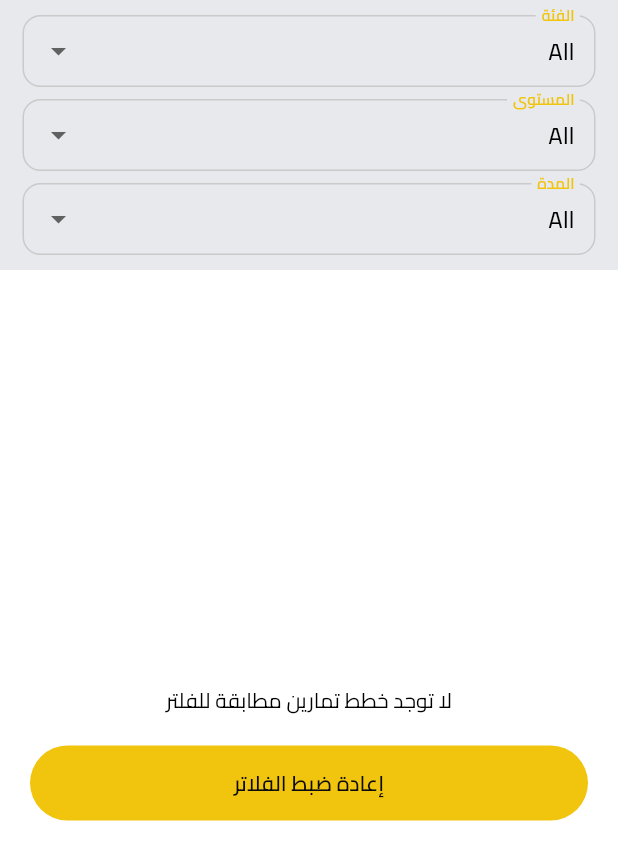
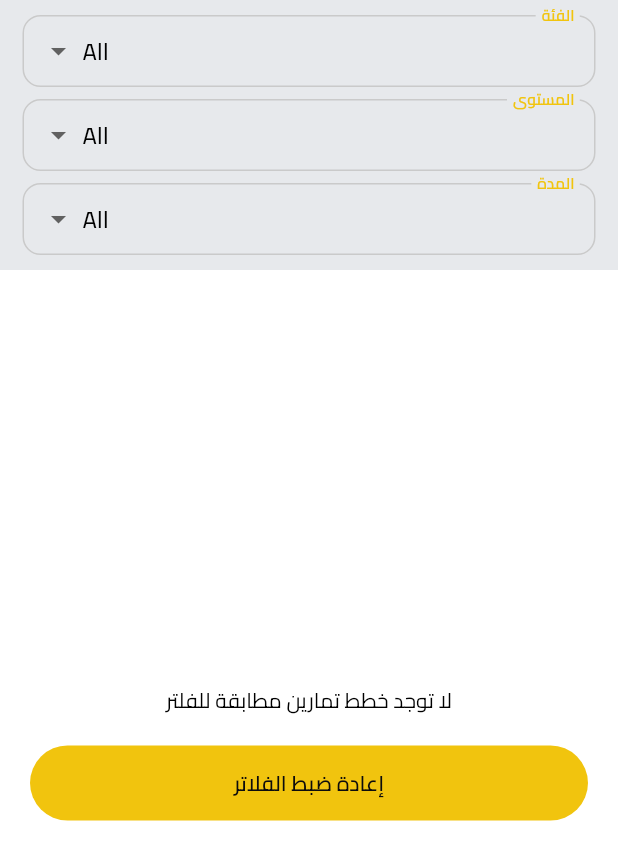
Before and after one commit to AbdulrhmanM0hamed/healtho_gym_fitness_flutter-main, a Flutter app: the WorkoutPlanScreen screen opened directly, after a tap on "إعادة ضبط الفلاتر", on a phone screen of 412 x 824 dp. Shown: the top 860 px of the screen. Run offline on Flutter 3.47's test engine with Material 3 defaults, Android fonts, the light colour scheme and no system bars; our stand-ins replace another_flushbar, bloc, cached_network_image, equatable, firebase_core, flutter_bloc and 13 more; missing offline and left inert: onesignal_flutter; accounts and stored records are empty.

Commit message:
fix filters in workout plan

```diff
--- /dev/null
+++ b/devtools_options.yaml
@@ -0,0 +1,3 @@
+description: This file stores settings for Dart & Flutter DevTools.
+documentation: https://docs.flutter.dev/tools/devtools/extensions#configure-extension-enablement-states
+extensions:
--- a/lib/features/home/top_tab_view/workout_plan/presentation/screens/workout_detail_screen.dart
+++ b/lib/features/home/top_tab_view/workout_plan/presentation/screens/workout_detail_screen.dart
@@ -1,12 +1,10 @@
 import 'package:flutter/material.dart';
 import 'package:flutter_bloc/flutter_bloc.dart';
 import 'package:healtho_gym/common/color_extension.dart';
-import 'package:healtho_gym/common_widget/number_title_subtitle_button.dart';
 import 'package:healtho_gym/core/di/service_locator.dart';
 import 'package:healtho_gym/features/home/top_tab_view/workout_plan/presentation/screens/week_detail_screen.dart';
 import 'package:healtho_gym/features/home/top_tab_view/workout_plan/presentation/screens/workout_introductions_screen.dart';
 import 'package:healtho_gym/features/home/top_tab_view/workout_plan/presentation/viewmodels/workout_plan_cubit.dart';
-import 'package:healtho_gym/features/home/top_tab_view/workout_plan/presentation/widgets/common/info_chip.dart';
 import 'package:healtho_gym/features/home/top_tab_view/workout_plan/presentation/widgets/week/week_detail_item.dart';
 
 class WorkoutDetailScreen extends StatefulWidget {
--- a/lib/features/home/top_tab_view/workout_plan/presentation/screens/workout_plan_screen.dart
+++ b/lib/features/home/top_tab_view/workout_plan/presentation/screens/workout_plan_screen.dart
@@ -1,6 +1,5 @@
 import 'package:flutter/material.dart';
 import 'package:flutter_bloc/flutter_bloc.dart';
-import 'package:healtho_gym/common/color_extension.dart';
 import 'package:healtho_gym/common_widget/round_button.dart';
 import 'package:healtho_gym/core/di/service_locator.dart';
 import 'package:healtho_gym/features/home/top_tab_view/workout_plan/data/repositories/filters_repository.dart';
@@ -17,12 +16,14 @@ class WorkoutPlanScreen extends StatefulWidget {
 }
 
 class _WorkoutPlanScreenState extends State<WorkoutPlanScreen> {
+  late WorkoutPlanCubit _workoutPlanCubit;
   final GlobalKey<RefreshIndicatorState> _refreshIndicatorKey = GlobalKey<RefreshIndicatorState>();
 
   // Filter variables
   String selectedCategory = 'All';
   String selectedLevel = 'All';
   String selectedDuration = 'All';
+  bool isFilterApplied = false;
 
   // Filter data
   List<String> categories = ['All'];
@@ -33,6 +34,8 @@ class _WorkoutPlanScreenState extends State<WorkoutPlanScreen> {
   @override
   void initState() {
     super.initState();
+    _workoutPlanCubit = sl<WorkoutPlanCubit>();
+    _workoutPlanCubit.getWorkoutPlans();
     _loadFilterData();
   }
 
@@ -62,6 +65,12 @@ class _WorkoutPlanScreenState extends State<WorkoutPlanScreen> {
         levels = levelsList;
         durations = durationsList;
       });
+
+      // Debug print to verify data
+      print('Categories loaded: $categoryList');
+      print('Category IDs: $categoryIdMap');
+      print('Levels loaded: $levelsList');
+      print('Durations loaded: $durationsList');
     } catch (e) {
       // Use default values in case of error
       print('Error loading filter data: $e');
@@ -69,33 +78,42 @@ class _WorkoutPlanScreenState extends State<WorkoutPlanScreen> {
   }
 
   Future<void> _refreshPlans() async {
-    context.read<WorkoutPlanCubit>().getWorkoutPlans();
+    _workoutPlanCubit.getWorkoutPlans();
   }
 
   void _applyFilters() {
-    final cubit = context.read<WorkoutPlanCubit>();
-
     int? categoryId;
     if (selectedCategory != 'All') {
       categoryId = categoryIds[selectedCategory];
+      print('Filtering by category: $selectedCategory (ID: $categoryId)');
     }
 
     String? levelFilter;
     if (selectedLevel != 'All') {
       levelFilter = selectedLevel;
+      print('Filtering by level: $levelFilter');
     }
 
-    cubit.filterPlans(
+    String? durationFilter = selectedDuration == 'All' ? null : selectedDuration;
+    if (durationFilter != null) {
+      print('Filtering by duration: $durationFilter');
+    }
+
+    setState(() {
+      isFilterApplied = true;
+    });
+
+    _workoutPlanCubit.filterPlans(
       categoryId: categoryId,
       level: levelFilter,
-      duration: selectedDuration == 'All' ? null : selectedDuration,
+      duration: durationFilter,
     );
   }
 
   @override
   Widget build(BuildContext context) {
-    return BlocProvider(
-      create: (_) => sl<WorkoutPlanCubit>()..getWorkoutPlans(),
+    return BlocProvider.value(
+      value: _workoutPlanCubit,
       child: Scaffold(
         body: Column(
           children: [
@@ -109,6 +127,7 @@ class _WorkoutPlanScreenState extends State<WorkoutPlanScreen> {
               durations: durations,
               onCategoryChanged: (String? newValue) {
                 if (newValue != null) {
+                  print('Category changed to: $newValue');
                   setState(() {
                     selectedCategory = newValue;
                   });
@@ -117,6 +136,7 @@ class _WorkoutPlanScreenState extends State<WorkoutPlanScreen> {
               },
               onLevelChanged: (String? newValue) {
                 if (newValue != null) {
+                  print('Level changed to: $newValue');
                   setState(() {
                     selectedLevel = newValue;
                   });
@@ -125,6 +145,7 @@ class _WorkoutPlanScreenState extends State<WorkoutPlanScreen> {
               },
               onDurationChanged: (String? newValue) {
                 if (newValue != null) {
+                  print('Duration changed to: $newValue');
                   setState(() {
                     selectedDuration = newValue;
                   });
@@ -158,8 +179,10 @@ class _WorkoutPlanScreenState extends State<WorkoutPlanScreen> {
                                   selectedCategory = 'All';
                                   selectedLevel = 'All';
                                   selectedDuration = 'All';
+                                  isFilterApplied = false;
                                 });
                                 _refreshPlans();
+                                print('Filters reset to default');
                               },
                             ),
                           ],
--- a/lib/features/home/top_tab_view/workout_plan/presentation/widgets/plan/plan_filters.dart
+++ b/lib/features/home/top_tab_view/workout_plan/presentation/widgets/plan/plan_filters.dart
@@ -40,14 +40,24 @@ class PlanFilters extends StatelessWidget {
               labelStyle: TextStyle(color: TColor.primaryText),
               border: const OutlineInputBorder(),
               contentPadding: const EdgeInsets.symmetric(horizontal: 10, vertical: 8),
+              alignLabelWithHint: true,
             ),
+            isExpanded: true,
+            alignment: AlignmentDirectional.centerEnd,
             items: categories.map((String category) {
               return DropdownMenuItem<String>(
                 value: category,
-                child: Text(category),
+                alignment: AlignmentDirectional.centerEnd,
+                child: Text(
+                  category,
+                  textAlign: TextAlign.right,
+                  textDirection: TextDirection.rtl,
+                ),
               );
             }).toList(),
             onChanged: onCategoryChanged,
+            icon: const Icon(Icons.arrow_drop_down),
+            dropdownColor: Colors.white,
           ),
           const SizedBox(height: 8),
 
@@ -59,14 +69,24 @@ class PlanFilters extends StatelessWidget {
               labelStyle: TextStyle(color: TColor.primaryText),
               border: const OutlineInputBorder(),
               contentPadding: const EdgeInsets.symmetric(horizontal: 10, vertical: 8),
+              alignLabelWithHint: true,
             ),
+            isExpanded: true,
+            alignment: AlignmentDirectional.centerEnd,
             items: levels.map((String level) {
               return DropdownMenuItem<String>(
                 value: level,
-                child: Text(level),
+                alignment: AlignmentDirectional.centerEnd,
+                child: Text(
+                  level,
+                  textAlign: TextAlign.right,
+                  textDirection: TextDirection.rtl,
+                ),
               );
             }).toList(),
             onChanged: onLevelChanged,
+            icon: const Icon(Icons.arrow_drop_down),
+            dropdownColor: Colors.white,
           ),
           const SizedBox(height: 8),
 
@@ -78,14 +98,24 @@ class PlanFilters extends StatelessWidget {
               labelStyle: TextStyle(color: TColor.primaryText),
               border: const OutlineInputBorder(),
               contentPadding: const EdgeInsets.symmetric(horizontal: 10, vertical: 8),
+              alignLabelWithHint: true,
             ),
+            isExpanded: true,
+            alignment: AlignmentDirectional.centerEnd,
             items: durations.map((String duration) {
               return DropdownMenuItem<String>(
                 value: duration,
-                child: Text(duration),
+                alignment: AlignmentDirectional.centerEnd,
+                child: Text(
+                  duration,
+                  textAlign: TextAlign.right,
+                  textDirection: TextDirection.rtl,
+                ),
               );
             }).toList(),
             onChanged: onDurationChanged,
+            icon: const Icon(Icons.arrow_drop_down),
+            dropdownColor: Colors.white,
           ),
         ],
       ),
```
Also changed, not shown: lib/features/home/top_tab_view/workout_plan/presentation/viewmodels/workout_plan_cubit.dart (+15 -1 lines), 4 other files.
